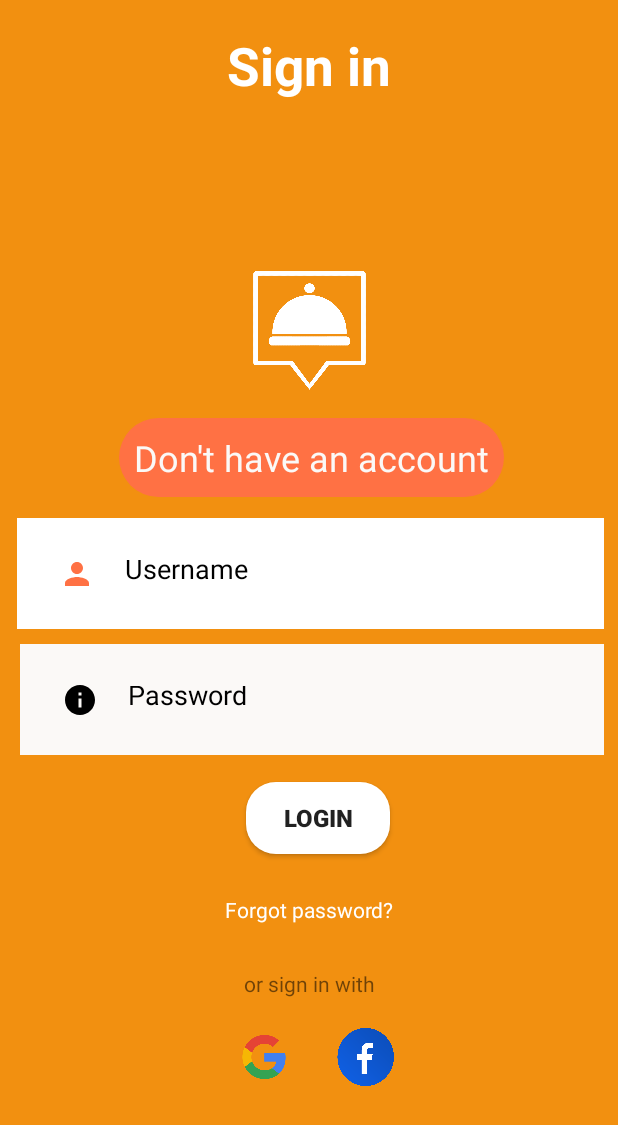
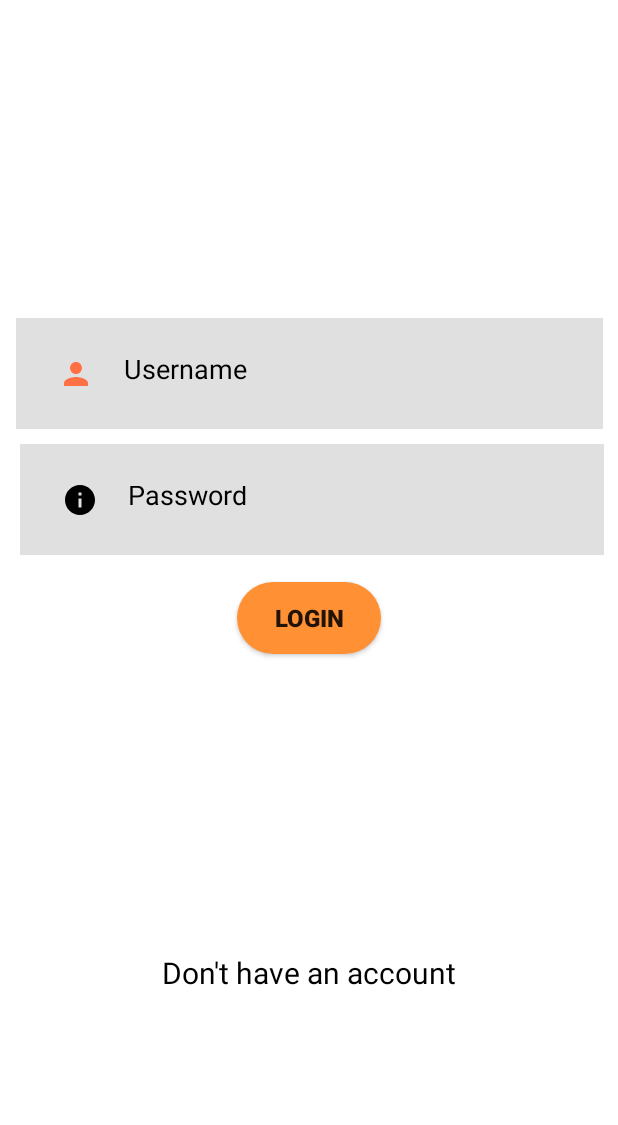
Before and after one commit to Nipun44/Meal-Mate, an Android app: the screen it shows after launch (MainActivity), on a phone screen of 412 x 824 dp. Shown: the top 1125 px of the screen. Run offline under Robolectric (Android 15) with nearby library versions, the phone set to English and light mode, and no system bars.

Commit message:
fixed errors in manifest , add activity to register 2,3

```diff
--- a/app/src/main/java/com/example/mealmate/MainActivity.kt
+++ b/app/src/main/java/com/example/mealmate/MainActivity.kt
@@ -1,11 +1,22 @@
 package com.example.mealmate
 
+import android.content.Intent
 import androidx.appcompat.app.AppCompatActivity
 import android.os.Bundle
+import android.widget.Button
+import android.widget.TextView
 
 class MainActivity : AppCompatActivity() {
+    private lateinit var notAccount : TextView
     override fun onCreate(savedInstanceState: Bundle?) {
         super.onCreate(savedInstanceState)
         setContentView(R.layout.activity_login)
+
+        notAccount = findViewById(R.id.not_have_account_text)
+
+        notAccount.setOnClickListener {
+            val intent = Intent(this,Register::class.java)
+            startActivity(intent)
+        }
     }
 }
--- a/app/src/main/java/com/example/mealmate/Register2.kt
+++ b/app/src/main/java/com/example/mealmate/Register2.kt
@@ -2,8 +2,10 @@ package com.example.mealmate
 
 import androidx.appcompat.app.AppCompatActivity
 import android.os.Bundle
+import android.widget.Button
 
 class Register2 : AppCompatActivity() {
+
     override fun onCreate(savedInstanceState: Bundle?) {
         super.onCreate(savedInstanceState)
         setContentView(R.layout.activity_register2)
--- a/app/src/main/java/com/example/mealmate/reg3_org.kt
+++ b/app/src/main/java/com/example/mealmate/Register3.kt
@@ -3,7 +3,7 @@ package com.example.mealmate
 import androidx.appcompat.app.AppCompatActivity
 import android.os.Bundle
 
-class reg3_org : AppCompatActivity() {
+class Register3 : AppCompatActivity() {
     override fun onCreate(savedInstanceState: Bundle?) {
         super.onCreate(savedInstanceState)
         setContentView(R.layout.activity_reg3_org)
--- a/app/src/main/res/layout/activity_login.xml
+++ b/app/src/main/res/layout/activity_login.xml
@@ -5,57 +5,37 @@
     android:id="@+id/relativeLayout3"
     android:layout_width="match_parent"
     android:layout_height="match_parent"
-    android:background="@color/primarybutton"
+    android:background="@color/white"
     tools:context=".MainActivity">
-
-
-    <TextView
-
-        android:id="@+id/signin"
-        android:layout_width="wrap_content"
-        android:layout_height="wrap_content"
-
-
-        android:layout_marginTop="20dp"
-        android:gravity="center"
-        android:text="@string/sign_in"
-        android:textColor="@color/white"
-        android:textColorHint="@color/black"
-        android:textSize="35sp"
-        android:textStyle="bold"
-        app:layout_constraintEnd_toEndOf="parent"
-        app:layout_constraintStart_toStartOf="parent"
-        app:layout_constraintTop_toTopOf="parent" />
 
 
     <EditText
         android:id="@+id/username"
         android:layout_width="391dp"
         android:layout_height="74dp"
-        android:layout_marginTop="14dp"
+        android:layout_marginTop="4dp"
         android:autofillHints="Username"
-
-
         android:background="@color/login_input"
-        android:backgroundTint="#ffffff"
+        android:backgroundTint="@color/border_color"
         android:drawableLeft="@drawable/baseline_person_24"
         android:drawablePadding="20dp"
+
         android:hint="@string/username"
-
         android:padding="28dp"
         android:textColor="@color/white"
         android:textColorHint="@color/black"
+        app:layout_constraintBottom_toTopOf="@+id/not_have_account_text"
         app:layout_constraintEnd_toEndOf="parent"
-        app:layout_constraintHorizontal_bias="0.55"
         app:layout_constraintStart_toStartOf="parent"
-        app:layout_constraintTop_toBottomOf="@+id/textView24" />
+        app:layout_constraintTop_toTopOf="parent"
+        app:layout_constraintVertical_bias="0.38" />
 
     <EditText
         android:id="@+id/password"
         android:layout_width="389dp"
         android:layout_height="74dp"
         android:layout_marginTop="10dp"
-        android:background="@color/login_input"
+        android:background="@color/border_color"
         android:drawableLeft="@drawable/baseline_info_24"
         android:drawablePadding="20dp"
         android:hint="@string/password"
@@ -70,84 +50,31 @@
         app:layout_constraintStart_toStartOf="parent"
         app:layout_constraintTop_toBottomOf="@+id/username" />
 
-    <TextView
-        android:id="@+id/forgotpass"
+    <Button
+        android:id="@+id/login_screen_btn"
         android:layout_width="wrap_content"
         android:layout_height="wrap_content"
-        android:layout_marginTop="93dp"
-        android:text="@string/forgot_password"
-        android:textColor="@color/white"
+        android:layout_marginTop="18dp"
+        android:background="@drawable/button"
+        android:text="@string/login_loginbutton"
+        android:textSize="16sp"
+        android:textStyle="bold"
         app:layout_constraintEnd_toEndOf="parent"
         app:layout_constraintStart_toStartOf="parent"
         app:layout_constraintTop_toBottomOf="@+id/password" />
 
     <TextView
-        android:id="@+id/Others"
+        android:id="@+id/not_have_account_text"
         android:layout_width="wrap_content"
         android:layout_height="wrap_content"
-        android:layout_marginTop="30dp"
-        android:text="@string/or_sign_in_with"
-        app:layout_constraintEnd_toEndOf="parent"
-        app:layout_constraintStart_toStartOf="parent"
-        app:layout_constraintTop_toBottomOf="@+id/forgotpass" />
-
-    <ImageView
-        android:id="@+id/imageView16"
-        android:layout_width="48dp"
-        android:layout_height="48dp"
-        android:src="@drawable/google"
-        app:layout_constraintEnd_toEndOf="parent"
-        app:layout_constraintHorizontal_bias="0.418"
-        app:layout_constraintStart_toStartOf="parent"
-        app:layout_constraintTop_toTopOf="@+id/imageView17" />
-
-    <ImageView
-        android:id="@+id/imageView17"
-        android:layout_width="48dp"
-        android:layout_height="48dp"
-        android:layout_marginTop="15dp"
-        android:src="@drawable/fb2"
-        app:layout_constraintEnd_toEndOf="parent"
-        app:layout_constraintHorizontal_bias="0.128"
-        app:layout_constraintStart_toEndOf="@+id/imageView16"
-        app:layout_constraintTop_toBottomOf="@+id/Others" />
-
-    <ImageView
-        android:id="@+id/imageView18"
-        android:layout_width="199dp"
-        android:layout_height="132dp"
-        android:layout_marginTop="75dp"
-        app:layout_constraintEnd_toEndOf="parent"
-        app:layout_constraintStart_toStartOf="parent"
-        app:layout_constraintTop_toBottomOf="@+id/signin"
-        app:srcCompat="@drawable/logo_bnw" />
-
-    <Button
-        android:id="@+id/button17"
-        android:layout_width="wrap_content"
-        android:layout_height="wrap_content"
-        android:layout_marginStart="164dp"
-        android:layout_marginTop="18dp"
-        android:background="@drawable/roundedges"
-        android:text="@string/login_loginbutton"
-        android:textSize="16sp"
-        android:textStyle="bold"
-        app:layout_constraintStart_toStartOf="parent"
-        app:layout_constraintTop_toBottomOf="@+id/password" />
-
-    <TextView
-        android:id="@+id/textView24"
-        android:layout_width="wrap_content"
-        android:layout_height="wrap_content"
-        android:layout_marginTop="4dp"
-        android:layout_marginEnd="76dp"
-        android:background="@drawable/custom_button"
+        android:layout_marginBottom="152dp"
         android:padding="10dp"
         android:text="@string/signup_dont_haveacc"
-        android:textColor="@color/login_input"
-        android:textSize="24sp"
+        android:textColor="@color/black"
+        android:textSize="20sp"
+        app:layout_constraintBottom_toBottomOf="parent"
         app:layout_constraintEnd_toEndOf="parent"
-        app:layout_constraintTop_toBottomOf="@+id/imageView18" />
+        app:layout_constraintStart_toStartOf="parent" />
 
 
 </androidx.constraintlayout.widget.ConstraintLayout>
--- a/app/src/main/res/layout/activity_reg3_org.xml
+++ b/app/src/main/res/layout/activity_reg3_org.xml
@@ -6,7 +6,7 @@
     android:layout_height="match_parent"
     android:background="@color/accent_text_color"
     android:backgroundTint="@color/accent_text_color"
-    tools:context=".reg3_org">
+    tools:context=".Register3">
 
 
     <EditText
--- a/app/src/main/res/layout/activity_register2.xml
+++ b/app/src/main/res/layout/activity_register2.xml
@@ -110,7 +110,7 @@
     <Button
         android:id="@+id/button16"
         android:layout_width="300dp"
-        android:layout_height="47dp"
+        android:layout_height="48dp"
         android:layout_marginStart="55dp"
         android:layout_marginTop="36dp"
         android:background="@drawable/button"
--- a/app/src/main/res/values/strings.xml
+++ b/app/src/main/res/values/strings.xml
@@ -133,6 +133,7 @@
     <string name="signup_dont_haveacc">Don\'t have an account</string>
     <string name="app_name_login">Meal Mate</string>
     <string name="reg_alreadyhave">Already have an account</string>
+    <string name="mealmateicon">mealMateIcon</string>
 
 
 </resources>
```
Also changed, not shown: app/src/main/AndroidManifest.xml (+6 -3 lines), app/src/main/java/com/example/mealmate/Register.kt (+18 -0 lines), app/src/main/res/layout/activity_register.xml (+19 -13 lines).
